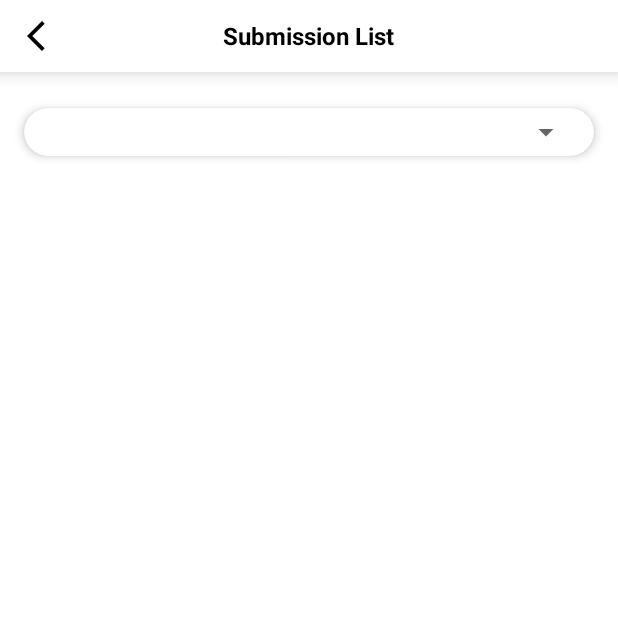
After one commit to DevikoKelvin/FixMe-android, an Android app: the SubmissionListActivity screen opened directly, with no data from a screen before it, on a phone screen of 412 x 824 dp, the top half of it. The commit adds this screen. Run offline under Robolectric (Android 15) with nearby library versions, the phone set to English and light mode, and no system bars.

Commit message:
Adding Submission List Menu

```diff
--- a/app/src/main/AndroidManifest.xml
+++ b/app/src/main/AndroidManifest.xml
@@ -15,6 +15,9 @@
         android:theme="@style/Theme.FixMe"
         android:usesCleartextTraffic="true"
         tools:targetApi="31">
+        <activity
+            android:name=".activities.SubmissionListActivity"
+            android:exported="false" />
         <activity
             android:name=".activities.NotificationActivity"
             android:exported="false"
--- a/app/src/main/java/com/erela/fixme/activities/NotificationActivity.kt
+++ b/app/src/main/java/com/erela/fixme/activities/NotificationActivity.kt
@@ -31,7 +31,7 @@ class NotificationActivity : AppCompatActivity() {
         init()
     }
 
-    fun init() {
+    private fun init() {
         binding.apply {
             loadingBar.visibility = View.VISIBLE
             backButton.setOnClickListener {
--- /dev/null
+++ b/app/src/main/java/com/erela/fixme/activities/SubmissionListActivity.kt
@@ -0,0 +1,27 @@
+package com.erela.fixme.activities
+
+import android.os.Bundle
+import androidx.activity.enableEdgeToEdge
+import androidx.appcompat.app.AppCompatActivity
+import androidx.core.view.ViewCompat
+import androidx.core.view.WindowInsetsCompat
+import com.erela.fixme.R
+import com.erela.fixme.databinding.ActivitySubmissionListBinding
+
+class SubmissionListActivity : AppCompatActivity() {
+    private lateinit var binding: ActivitySubmissionListBinding
+
+    override fun onCreate(savedInstanceState: Bundle?) {
+        super.onCreate(savedInstanceState)
+        binding = ActivitySubmissionListBinding.inflate(layoutInflater)
+        setContentView(binding.root)
+
+        init()
+    }
+
+    private fun init() {
+        binding.apply {
+
+        }
+    }
+}
--- /dev/null
+++ b/app/src/main/res/layout/activity_submission_list.xml
@@ -0,0 +1,75 @@
+<?xml version="1.0" encoding="utf-8"?>
+<androidx.constraintlayout.widget.ConstraintLayout xmlns:android="http://schemas.android.com/apk/res/android"
+    xmlns:app="http://schemas.android.com/apk/res-auto"
+    xmlns:tools="http://schemas.android.com/tools"
+    android:id="@+id/main"
+    android:layout_width="match_parent"
+    android:layout_height="match_parent"
+    tools:context=".activities.SubmissionListActivity">
+
+    <RelativeLayout
+        android:id="@+id/toolBar"
+        android:layout_width="match_parent"
+        android:layout_height="48dp"
+        android:background="@color/white"
+        android:elevation="8dp"
+        android:theme="?attr/actionBarTheme"
+        app:layout_constraintEnd_toEndOf="parent"
+        app:layout_constraintStart_toStartOf="parent"
+        app:layout_constraintTop_toTopOf="parent">
+
+        <com.google.android.material.card.MaterialCardView
+            android:id="@+id/backButton"
+            android:layout_width="wrap_content"
+            android:layout_height="wrap_content"
+            android:layout_alignParentStart="true"
+            android:layout_centerVertical="true"
+            android:layout_marginStart="4dp"
+            app:cardBackgroundColor="@android:color/transparent"
+            app:cardCornerRadius="50dp"
+            app:cardElevation="0dp"
+            app:contentPadding="8dp"
+            app:strokeWidth="0dp">
+
+            <ImageView
+                android:layout_width="wrap_content"
+                android:layout_height="wrap_content"
+                android:src="@drawable/baseline_arrow_back_ios_new_24"
+                tools:ignore="ContentDescription" />
+        </com.google.android.material.card.MaterialCardView>
+
+        <TextView
+            android:layout_width="wrap_content"
+            android:layout_height="wrap_content"
+            android:layout_centerInParent="true"
+            android:text="@string/submission_list_title"
+            android:textColor="@color/black"
+            android:textSize="16sp"
+            android:textStyle="bold" />
+    </RelativeLayout>
+
+    <com.google.android.material.card.MaterialCardView
+        android:layout_width="match_parent"
+        android:layout_height="wrap_content"
+        android:layout_marginStart="16dp"
+        android:layout_marginTop="24dp"
+        android:layout_marginEnd="16dp"
+        app:cardBackgroundColor="@color/white"
+        app:cardCornerRadius="50dp"
+        app:cardElevation="4dp"
+        app:contentPaddingBottom="4dp"
+        app:contentPaddingLeft="8dp"
+        app:contentPaddingRight="8dp"
+        app:contentPaddingTop="4dp"
+        app:layout_constraintEnd_toEndOf="parent"
+        app:layout_constraintStart_toStartOf="parent"
+        app:layout_constraintTop_toBottomOf="@+id/toolBar"
+        app:strokeWidth="0dp">
+
+        <Spinner
+            android:id="@+id/departmentDropdown"
+            android:layout_width="match_parent"
+            android:layout_height="wrap_content"
+            tools:listitem="@layout/support_simple_spinner_dropdown_item" />
+    </com.google.android.material.card.MaterialCardView>
+</androidx.constraintlayout.widget.ConstraintLayout>
--- /dev/null
+++ b/app/src/main/res/layout/department_dropdown_item.xml
@@ -0,0 +1,12 @@
+<?xml version="1.0" encoding="utf-8"?>
+<TextView xmlns:android="http://schemas.android.com/apk/res/android"
+    xmlns:tools="http://schemas.android.com/tools"
+    android:id="@+id/dropdownItemText"
+    android:layout_width="match_parent"
+    android:layout_height="wrap_content"
+    android:gravity="center|start"
+    android:paddingHorizontal="16dp"
+    android:paddingVertical="8dp"
+    android:textColor="@color/black"
+    android:textSize="14sp"
+    tools:text="@tools:sample/lorem" />
```
